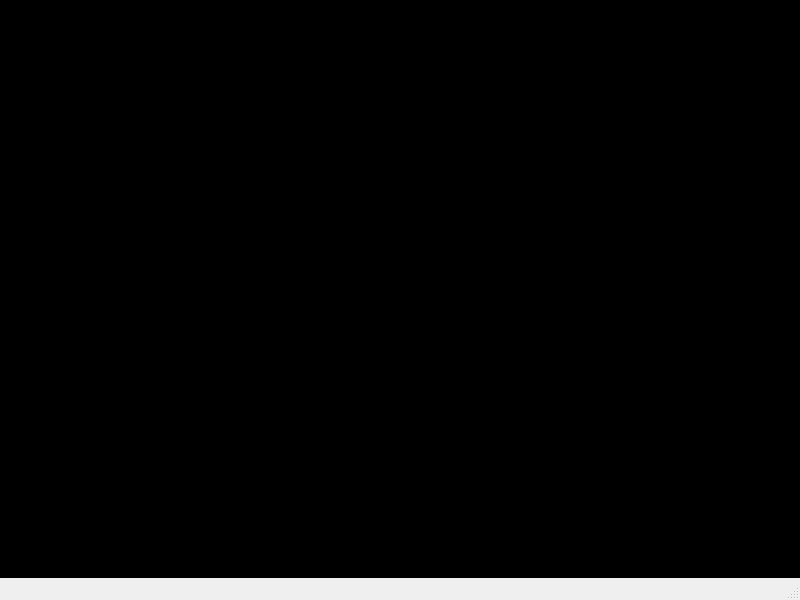
First picture: the form in MLGproject/mainwindow.ui, repository MinhThong14/Cranial-Electrical-Stimulation-Device-Simulator, before the edit.
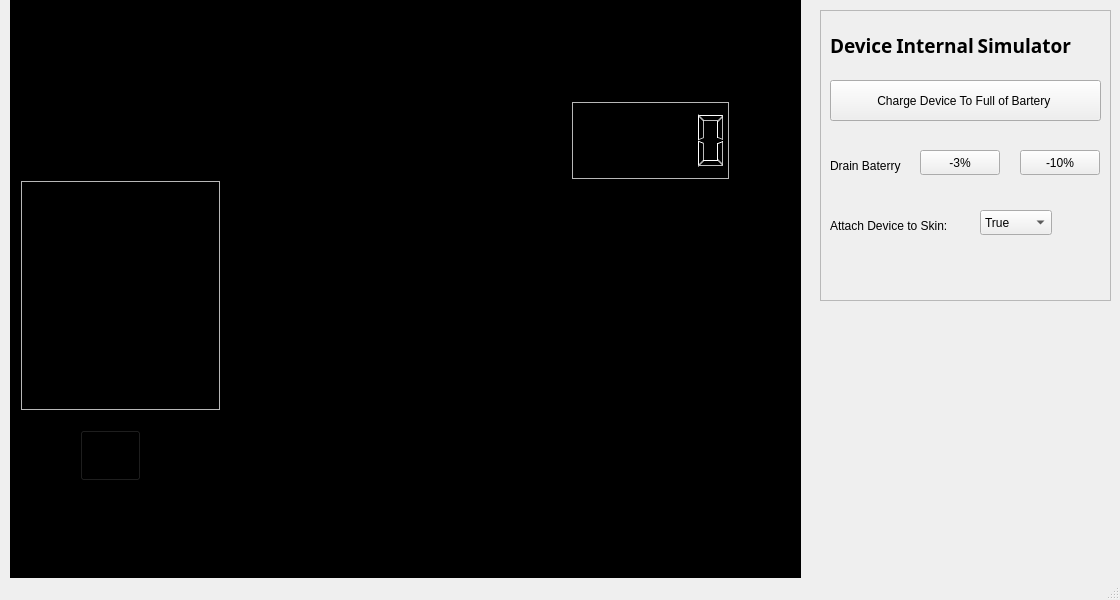
Second picture: the form after the edit. Icons and pictures are not drawn.

Commit message: adding internal controler and history bar to UI

```diff
--- a/MLGproject/mainwindow.ui
+++ b/MLGproject/mainwindow.ui
@@ -6,7 +6,7 @@
    <rect>
     <x>0</x>
     <y>0</y>
-    <width>800</width>
+    <width>1120</width>
     <height>600</height>
    </rect>
   </property>
@@ -17,9 +17,9 @@
    <widget class="QFrame" name="Background">
     <property name="geometry">
      <rect>
-      <x>0</x>
+      <x>10</x>
       <y>0</y>
-      <width>800</width>
+      <width>791</width>
       <height>600</height>
      </rect>
     </property>
@@ -35,8 +35,8 @@
     <widget class="QPushButton" name="onButton">
      <property name="geometry">
       <rect>
-       <x>470</x>
-       <y>475</y>
+       <x>490</x>
+       <y>470</y>
        <width>71</width>
        <height>68</height>
       </rect>
@@ -83,8 +83,8 @@
     <widget class="QLabel" name="onLight">
      <property name="geometry">
       <rect>
-       <x>488</x>
-       <y>462</y>
+       <x>510</x>
+       <y>460</y>
        <width>35</width>
        <height>18</height>
       </rect>
@@ -154,7 +154,7 @@
     <widget class="QPushButton" name="downButton">
      <property name="geometry">
       <rect>
-       <x>380</x>
+       <x>400</x>
        <y>480</y>
        <width>61</width>
        <height>51</height>
@@ -179,10 +179,10 @@
     <widget class="QLabel" name="oasisPro">
      <property name="geometry">
       <rect>
-       <x>460</x>
-       <y>170</y>
-       <width>331</width>
-       <height>201</height>
+       <x>480</x>
+       <y>200</y>
+       <width>301</width>
+       <height>181</height>
       </rect>
      </property>
      <property name="styleSheet">
@@ -605,8 +605,8 @@
     <widget class="QLabel" name="tDCS">
      <property name="geometry">
       <rect>
-       <x>300</x>
-       <y>240</y>
+       <x>270</x>
+       <y>250</y>
        <width>61</width>
        <height>21</height>
       </rect>
@@ -630,7 +630,7 @@
     <widget class="QLabel" name="bar1">
      <property name="geometry">
       <rect>
-       <x>210</x>
+       <x>230</x>
        <y>500</y>
        <width>141</width>
        <height>21</height>
@@ -655,7 +655,7 @@
     <widget class="QLabel" name="bar2">
      <property name="geometry">
       <rect>
-       <x>210</x>
+       <x>230</x>
        <y>470</y>
        <width>141</width>
        <height>21</height>
@@ -680,7 +680,7 @@
     <widget class="QLabel" name="bar3">
      <property name="geometry">
       <rect>
-       <x>210</x>
+       <x>230</x>
        <y>440</y>
        <width>141</width>
        <height>21</height>
@@ -705,7 +705,7 @@
     <widget class="QLabel" name="bar4">
      <property name="geometry">
       <rect>
-       <x>210</x>
+       <x>230</x>
        <y>410</y>
        <width>141</width>
        <height>21</height>
@@ -730,7 +730,7 @@
     <widget class="QLabel" name="bar5">
      <property name="geometry">
       <rect>
-       <x>210</x>
+       <x>230</x>
        <y>380</y>
        <width>141</width>
        <height>21</height>
@@ -755,7 +755,7 @@
     <widget class="QLabel" name="bar6">
      <property name="geometry">
       <rect>
-       <x>210</x>
+       <x>230</x>
        <y>350</y>
        <width>141</width>
        <height>21</height>
@@ -780,7 +780,7 @@
     <widget class="QLabel" name="bar7">
      <property name="geometry">
       <rect>
-       <x>210</x>
+       <x>230</x>
        <y>320</y>
        <width>141</width>
        <height>21</height>
@@ -805,7 +805,7 @@
     <widget class="QLabel" name="bar8">
      <property name="geometry">
       <rect>
-       <x>210</x>
+       <x>230</x>
        <y>290</y>
        <width>141</width>
        <height>21</height>
@@ -830,7 +830,7 @@
     <widget class="QPushButton" name="upButton">
      <property name="geometry">
       <rect>
-       <x>380</x>
+       <x>400</x>
        <y>410</y>
        <width>61</width>
        <height>51</height>
@@ -855,8 +855,8 @@
     <widget class="QLabel" name="INT">
      <property name="geometry">
       <rect>
-       <x>385</x>
-       <y>370</y>
+       <x>400</x>
+       <y>360</y>
        <width>61</width>
        <height>31</height>
       </rect>
@@ -927,7 +927,1122 @@
       <string/>
      </property>
     </widget>
+    <widget class="QLCDNumber" name="lcdNumber">
+     <property name="enabled">
+      <bool>false</bool>
+     </property>
+     <property name="geometry">
+      <rect>
+       <x>560</x>
+       <y>100</y>
+       <width>161</width>
+       <height>81</height>
+      </rect>
+     </property>
+     <property name="font">
+      <font>
+       <family>Noto Sans Adlam</family>
+       <pointsize>16</pointsize>
+       <weight>75</weight>
+       <bold>true</bold>
+      </font>
+     </property>
+     <property name="frameShape">
+      <enum>QFrame::Box</enum>
+     </property>
+     <property name="lineWidth">
+      <number>2</number>
+     </property>
+     <property name="midLineWidth">
+      <number>1</number>
+     </property>
+     <property name="smallDecimalPoint">
+      <bool>false</bool>
+     </property>
+     <property name="segmentStyle">
+      <enum>QLCDNumber::Outline</enum>
+     </property>
+    </widget>
+    <widget class="QListWidget" name="historyWidget">
+     <property name="geometry">
+      <rect>
+       <x>10</x>
+       <y>180</y>
+       <width>201</width>
+       <height>231</height>
+      </rect>
+     </property>
+     <property name="frameShape">
+      <enum>QFrame::Box</enum>
+     </property>
+     <property name="frameShadow">
+      <enum>QFrame::Sunken</enum>
+     </property>
+     <property name="midLineWidth">
+      <number>1</number>
+     </property>
+    </widget>
+    <widget class="QCheckBox" name="checkBox">
+     <property name="geometry">
+      <rect>
+       <x>510</x>
+       <y>410</y>
+       <width>261</width>
+       <height>31</height>
+      </rect>
+     </property>
+     <property name="palette">
+      <palette>
+       <active>
+        <colorrole role="WindowText">
+         <brush brushstyle="SolidPattern">
+          <color alpha="255">
+           <red>255</red>
+           <green>255</green>
+           <blue>255</blue>
+          </color>
+         </brush>
+        </colorrole>
+        <colorrole role="Button">
+         <brush brushstyle="SolidPattern">
+          <color alpha="255">
+           <red>255</red>
+           <green>255</green>
+           <blue>255</blue>
+          </color>
+         </brush>
+        </colorrole>
+        <colorrole role="Light">
+         <brush brushstyle="SolidPattern">
+          <color alpha="255">
+           <red>255</red>
+           <green>255</green>
+           <blue>255</blue>
+          </color>
+         </brush>
+        </colorrole>
+        <colorrole role="Midlight">
+         <brush brushstyle="SolidPattern">
+          <color alpha="255">
+           <red>255</red>
+           <green>255</green>
+           <blue>255</blue>
+          </color>
+         </brush>
+        </colorrole>
+        <colorrole role="Dark">
+         <brush brushstyle="SolidPattern">
+          <color alpha="255">
+           <red>127</red>
+           <green>127</green>
+           <blue>127</blue>
+          </color>
+         </brush>
+        </colorrole>
+        <colorrole role="Mid">
+         <brush brushstyle="SolidPattern">
+          <color alpha="255">
+           <red>170</red>
+           <green>170</green>
+           <blue>170</blue>
+          </color>
+         </brush>
+        </colorrole>
+        <colorrole role="Text">
+         <brush brushstyle="SolidPattern">
+          <color alpha="255">
+           <red>0</red>
+           <green>0</green>
+           <blue>0</blue>
+          </color>
+         </brush>
+        </colorrole>
+        <colorrole role="BrightText">
+         <brush brushstyle="SolidPattern">
+          <color alpha="255">
+           <red>255</red>
+           <green>255</green>
+           <blue>255</blue>
+          </color>
+         </brush>
+        </colorrole>
+        <colorrole role="ButtonText">
+         <brush brushstyle="SolidPattern">
+          <color alpha="255">
+           <red>0</red>
+           <green>0</green>
+           <blue>0</blue>
+          </color>
+         </brush>
+        </colorrole>
+        <colorrole role="Base">
+         <brush brushstyle="SolidPattern">
+          <color alpha="255">
+           <red>255</red>
+           <green>255</green>
+           <blue>255</blue>
+          </color>
+         </brush>
+        </colorrole>
+        <colorrole role="Window">
+         <brush brushstyle="SolidPattern">
+          <color alpha="255">
+           <red>255</red>
+           <green>255</green>
+           <blue>255</blue>
+          </color>
+         </brush>
+        </colorrole>
+        <colorrole role="Shadow">
+         <brush brushstyle="SolidPattern">
+          <color alpha="255">
+           <red>255</red>
+           <green>255</green>
+           <blue>255</blue>
+          </color>
+         </brush>
+        </colorrole>
+        <colorrole role="AlternateBase">
+         <brush brushstyle="SolidPattern">
+          <color alpha="255">
+           <red>255</red>
+           <green>255</green>
+           <blue>255</blue>
+          </color>
+         </brush>
+        </colorrole>
+        <colorrole role="ToolTipBase">
+         <brush brushstyle="SolidPattern">
+          <color alpha="255">
+           <red>255</red>
+           <green>255</green>
+           <blue>220</blue>
+          </color>
+         </brush>
+        </colorrole>
+        <colorrole role="ToolTipText">
+         <brush brushstyle="SolidPattern">
+          <color alpha="255">
+           <red>0</red>
+           <green>0</green>
+           <blue>0</blue>
+          </color>
+         </brush>
+        </colorrole>
+        <colorrole role="PlaceholderText">
+         <brush brushstyle="SolidPattern">
+          <color alpha="128">
+           <red>0</red>
+           <green>0</green>
+           <blue>0</blue>
+          </color>
+         </brush>
+        </colorrole>
+       </active>
+       <inactive>
+        <colorrole role="WindowText">
+         <brush brushstyle="SolidPattern">
+          <color alpha="255">
+           <red>0</red>
+           <green>0</green>
+           <blue>0</blue>
+          </color>
+         </brush>
+        </colorrole>
+        <colorrole role="Button">
+         <brush brushstyle="SolidPattern">
+          <color alpha="255">
+           <red>255</red>
+           <green>255</green>
+           <blue>255</blue>
+          </color>
+         </brush>
+        </colorrole>
+        <colorrole role="Light">
+         <brush brushstyle="SolidPattern">
+          <color alpha="255">
+           <red>255</red>
+           <green>255</green>
+           <blue>255</blue>
+          </color>
+         </brush>
+        </colorrole>
+        <colorrole role="Midlight">
+         <brush brushstyle="SolidPattern">
+          <color alpha="255">
+           <red>255</red>
+           <green>255</green>
+           <blue>255</blue>
+          </color>
+         </brush>
+        </colorrole>
+        <colorrole role="Dark">
+         <brush brushstyle="SolidPattern">
+          <color alpha="255">
+           <red>127</red>
+           <green>127</green>
+           <blue>127</blue>
+          </color>
+         </brush>
+        </colorrole>
+        <colorrole role="Mid">
+         <brush brushstyle="SolidPattern">
+          <color alpha="255">
+           <red>170</red>
+           <green>170</green>
+           <blue>170</blue>
+          </color>
+         </brush>
+        </colorrole>
+        <colorrole role="Text">
+         <brush brushstyle="SolidPattern">
+          <color alpha="255">
+           <red>0</red>
+           <green>0</green>
+           <blue>0</blue>
+          </color>
+         </brush>
+        </colorrole>
+        <colorrole role="BrightText">
+         <brush brushstyle="SolidPattern">
+          <color alpha="255">
+           <red>255</red>
+           <green>255</green>
+           <blue>255</blue>
+          </color>
+         </brush>
+        </colorrole>
+        <colorrole role="ButtonText">
+         <brush brushstyle="SolidPattern">
+          <color alpha="255">
+           <red>0</red>
+           <green>0</green>
+           <blue>0</blue>
+          </color>
+         </brush>
+        </colorrole>
+        <colorrole role="Base">
+         <brush brushstyle="SolidPattern">
+          <color alpha="255">
+           <red>255</red>
+           <green>255</green>
+           <blue>255</blue>
+          </color>
+         </brush>
+        </colorrole>
+        <colorrole role="Window">
+         <brush brushstyle="SolidPattern">
+          <color alpha="255">
+           <red>255</red>
+           <green>255</green>
+           <blue>255</blue>
+          </color>
+         </brush>
+        </colorrole>
+        <colorrole role="Shadow">
+         <brush brushstyle="SolidPattern">
+          <color alpha="255">
+           <red>255</red>
+           <green>255</green>
+           <blue>255</blue>
+          </color>
+         </brush>
+        </colorrole>
+        <colorrole role="AlternateBase">
+         <brush brushstyle="SolidPattern">
+          <color alpha="255">
+           <red>255</red>
+           <green>255</green>
+           <blue>255</blue>
+          </color>
+         </brush>
+        </colorrole>
+        <colorrole role="ToolTipBase">
+         <brush brushstyle="SolidPattern">
+          <color alpha="255">
+           <red>255</red>
+           <green>255</green>
+           <blue>220</blue>
+          </color>
+         </brush>
+        </colorrole>
+        <colorrole role="ToolTipText">
+         <brush brushstyle="SolidPattern">
+          <color alpha="255">
+           <red>0</red>
+           <green>0</green>
+           <blue>0</blue>
+          </color>
+         </brush>
+        </colorrole>
+        <colorrole role="PlaceholderText">
+         <brush brushstyle="SolidPattern">
+          <color alpha="128">
+           <red>0</red>
+           <green>0</green>
+           <blue>0</blue>
+          </color>
+         </brush>
+        </colorrole>
+       </inactive>
+       <disabled>
+        <colorrole role="WindowText">
+         <brush brushstyle="SolidPattern">
+          <color alpha="255">
+           <red>127</red>
+           <green>127</green>
+           <blue>127</blue>
+          </color>
+         </brush>
+        </colorrole>
+        <colorrole role="Button">
+         <brush brushstyle="SolidPattern">
+          <color alpha="255">
+           <red>255</red>
+           <green>255</green>
+           <blue>255</blue>
+          </color>
+         </brush>
+        </colorrole>
+        <colorrole role="Light">
+         <brush brushstyle="SolidPattern">
+          <color alpha="255">
+           <red>255</red>
+           <green>255</green>
+           <blue>255</blue>
+          </color>
+         </brush>
+        </colorrole>
+        <colorrole role="Midlight">
+         <brush brushstyle="SolidPattern">
+          <color alpha="255">
+           <red>255</red>
+           <green>255</green>
+           <blue>255</blue>
+          </color>
+         </brush>
+        </colorrole>
+        <colorrole role="Dark">
+         <brush brushstyle="SolidPattern">
+          <color alpha="255">
+           <red>127</red>
+           <green>127</green>
+           <blue>127</blue>
+          </color>
+         </brush>
+        </colorrole>
+        <colorrole role="Mid">
+         <brush brushstyle="SolidPattern">
+          <color alpha="255">
+           <red>170</red>
+           <green>170</green>
+           <blue>170</blue>
+          </color>
+         </brush>
+        </colorrole>
+        <colorrole role="Text">
+         <brush brushstyle="SolidPattern">
+          <color alpha="255">
+           <red>127</red>
+           <green>127</green>
+           <blue>127</blue>
+          </color>
+         </brush>
+        </colorrole>
+        <colorrole role="BrightText">
+         <brush brushstyle="SolidPattern">
+          <color alpha="255">
+           <red>255</red>
+           <green>255</green>
+           <blue>255</blue>
+          </color>
+         </brush>
+        </colorrole>
+        <colorrole role="ButtonText">
+         <brush brushstyle="SolidPattern">
+          <color alpha="255">
+           <red>127</red>
+           <green>127</green>
+           <blue>127</blue>
+          </color>
+         </brush>
+        </colorrole>
+        <colorrole role="Base">
+         <brush brushstyle="SolidPattern">
+          <color alpha="255">
+           <red>255</red>
+           <green>255</green>
+           <blue>255</blue>
+          </color>
+         </brush>
+        </colorrole>
+        <colorrole role="Window">
+         <brush brushstyle="SolidPattern">
+          <color alpha="255">
+           <red>255</red>
+           <green>255</green>
+           <blue>255</blue>
+          </color>
+         </brush>
+        </colorrole>
+        <colorrole role="Shadow">
+         <brush brushstyle="SolidPattern">
+          <color alpha="255">
+           <red>255</red>
+           <green>255</green>
+           <blue>255</blue>
+          </color>
+         </brush>
+        </colorrole>
+        <colorrole role="AlternateBase">
+         <brush brushstyle="SolidPattern">
+          <color alpha="255">
+           <red>255</red>
+           <green>255</green>
+           <blue>255</blue>
+          </color>
+         </brush>
+        </colorrole>
+        <colorrole role="ToolTipBase">
+         <brush brushstyle="SolidPattern">
+          <color alpha="255">
+           <red>255</red>
+           <green>255</green>
+           <blue>220</blue>
+          </color>
+         </brush>
+        </colorrole>
+        <colorrole role="ToolTipText">
+         <brush brushstyle="SolidPattern">
+          <color alpha="255">
+           <red>0</red>
+           <green>0</green>
+           <blue>0</blue>
+          </color>
+         </brush>
+        </colorrole>
+        <colorrole role="PlaceholderText">
+         <brush brushstyle="SolidPattern">
+          <color alpha="128">
+           <red>0</red>
+           <green>0</green>
+           <blue>0</blue>
+          </color>
+         </brush>
+        </colorrole>
+       </disabled>
+      </palette>
+     </property>
+     <property name="font">
+      <font>
+       <family>Noto Sans Adlam</family>
+       <pointsize>12</pointsize>
+       <weight>75</weight>
+       <bold>true</bold>
+      </font>
+     </property>
+     <property name="autoFillBackground">
+      <bool>false</bool>
+     </property>
+     <property name="text">
+      <string>Add treatment to history</string>
+     </property>
+    </widget>
+    <widget class="QPushButton" name="historyButton">
+     <property name="geometry">
+      <rect>
+       <x>70</x>
+       <y>430</y>
+       <width>61</width>
+       <height>51</height>
+      </rect>
+     </property>
+     <property name="palette">
+      <palette>
+       <active>
+        <colorrole role="WindowText">
+         <brush brushstyle="SolidPattern">
+          <color alpha="255">
+           <red>0</red>
+           <green>0</green>
+           <blue>0</blue>
+          </color>
+         </brush>
+        </colorrole>
+        <colorrole role="Button">
+         <brush brushstyle="SolidPattern">
+          <color alpha="255">
+           <red>255</red>
+           <green>255</green>
+           <blue>255</blue>
+          </color>
+         </brush>
+        </colorrole>
+        <colorrole role="Light">
+         <brush brushstyle="SolidPattern">
+          <color alpha="255">
+           <red>255</red>
+           <green>255</green>
+           <blue>255</blue>
+          </color>
+         </brush>
+        </colorrole>
+        <colorrole role="Midlight">
+         <brush brushstyle="SolidPattern">
+          <color alpha="255">
+           <red>255</red>
+           <green>255</green>
+           <blue>255</blue>
+          </color>
+         </brush>
+        </colorrole>
+        <colorrole role="Dark">
+         <brush brushstyle="SolidPattern">
+          <color alpha="255">
+           <red>127</red>
+           <green>127</green>
+           <blue>127</blue>
+          </color>
+         </brush>
+        </colorrole>
+        <colorrole role="Mid">
+         <brush brushstyle="SolidPattern">
+          <color alpha="255">
+           <red>170</red>
+           <green>170</green>
+           <blue>170</blue>
+          </color>
+         </brush>
+        </colorrole>
+        <colorrole role="Text">
+         <brush brushstyle="SolidPattern">
+          <color alpha="255">
+           <red>0</red>
+           <green>0</green>
+           <blue>0</blue>
+          </color>
+         </brush>
+        </colorrole>
+        <colorrole role="BrightText">
+         <brush brushstyle="SolidPattern">
+          <color alpha="255">
+           <red>255</red>
+           <green>255</green>
+           <blue>255</blue>
+          </color>
+         </brush>
+        </colorrole>
+        <colorrole role="ButtonText">
+         <brush brushstyle="SolidPattern">
+          <color alpha="255">
+           <red>0</red>
+           <green>0</green>
+           <blue>0</blue>
+          </color>
+         </brush>
+        </colorrole>
+        <colorrole role="Base">
+         <brush brushstyle="SolidPattern">
+          <color alpha="255">
+           <red>255</red>
+           <green>255</green>
+           <blue>255</blue>
+          </color>
+         </brush>
+        </colorrole>
+        <colorrole role="Window">
+         <brush brushstyle="SolidPattern">
+          <color alpha="255">
+           <red>255</red>
+           <green>255</green>
+           <blue>255</blue>
+          </color>
+         </brush>
+        </colorrole>
+        <colorrole role="Shadow">
+         <brush brushstyle="SolidPattern">
+          <color alpha="255">
+           <red>0</red>
+           <green>0</green>
+           <blue>0</blue>
+          </color>
+         </brush>
+        </colorrole>
+        <colorrole role="AlternateBase">
+         <brush brushstyle="SolidPattern">
+          <color alpha="255">
+           <red>255</red>
+           <green>255</green>
+           <blue>255</blue>
+          </color>
+         </brush>
+        </colorrole>
+        <colorrole role="ToolTipBase">
+         <brush brushstyle="SolidPattern">
+          <color alpha="255">
+           <red>255</red>
+           <green>255</green>
+           <blue>220</blue>
+          </color>
+         </brush>
+        </colorrole>
+        <colorrole role="ToolTipText">
+         <brush brushstyle="SolidPattern">
+          <color alpha="255">
+           <red>0</red>
+           <green>0</green>
+           <blue>0</blue>
+          </color>
+         </brush>
+        </colorrole>
+        <colorrole role="PlaceholderText">
+         <brush brushstyle="SolidPattern">
+          <color alpha="128">
+           <red>0</red>
+           <green>0</green>
+           <blue>0</blue>
+          </color>
+         </brush>
+        </colorrole>
+       </active>
+       <inactive>
+        <colorrole role="WindowText">
+         <brush brushstyle="SolidPattern">
+          <color alpha="255">
+           <red>0</red>
+           <green>0</green>
+           <blue>0</blue>
+          </color>
+         </brush>
+        </colorrole>
+        <colorrole role="Button">
+         <brush brushstyle="SolidPattern">
+          <color alpha="255">
+           <red>255</red>
+           <green>255</green>
+           <blue>255</blue>
+          </color>
+         </brush>
+        </colorrole>
+        <colorrole role="Light">
+         <brush brushstyle="SolidPattern">
+          <color alpha="255">
+           <red>255</red>
+           <green>255</green>
+           <blue>255</blue>
+          </color>
+         </brush>
+        </colorrole>
+        <colorrole role="Midlight">
+         <brush brushstyle="SolidPattern">
+          <color alpha="255">
+           <red>255</red>
+           <green>255</green>
+           <blue>255</blue>
+          </color>
+         </brush>
+        </colorrole>
+        <colorrole role="Dark">
+         <brush brushstyle="SolidPattern">
+          <color alpha="255">
+           <red>127</red>
+           <green>127</green>
+           <blue>127</blue>
+          </color>
+         </brush>
+        </colorrole>
+        <colorrole role="Mid">
+         <brush brushstyle="SolidPattern">
+          <color alpha="255">
+           <red>170</red>
+           <green>170</green>
+           <blue>170</blue>
+          </color>
+         </brush>
+        </colorrole>
+        <colorrole role="Text">
+         <brush brushstyle="SolidPattern">
+          <color alpha="255">
+           <red>0</red>
+           <green>0</green>
+           <blue>0</blue>
+          </color>
+         </brush>
+        </colorrole>
+        <colorrole role="BrightText">
+         <brush brushstyle="SolidPattern">
+          <color alpha="255">
+           <red>255</red>
+           <green>255</green>
+           <blue>255</blue>
+          </color>
+         </brush>
+        </colorrole>
+        <colorrole role="ButtonText">
+         <brush brushstyle="SolidPattern">
+          <color alpha="255">
+           <red>0</red>
+           <green>0</green>
+           <blue>0</blue>
+          </color>
+         </brush>
+        </colorrole>
+        <colorrole role="Base">
+         <brush brushstyle="SolidPattern">
+          <color alpha="255">
+           <red>255</red>
+           <green>255</green>
+           <blue>255</blue>
+          </color>
+         </brush>
+        </colorrole>
+        <colorrole role="Window">
+         <brush brushstyle="SolidPattern">
+          <color alpha="255">
+           <red>255</red>
+           <green>255</green>
+           <blue>255</blue>
+          </color>
+         </brush>
+        </colorrole>
+        <colorrole role="Shadow">
+         <brush brushstyle="SolidPattern">
+          <color alpha="255">
+           <red>0</red>
+           <green>0</green>
+           <blue>0</blue>
+          </color>
+         </brush>
+        </colorrole>
+        <colorrole role="AlternateBase">
+         <brush brushstyle="SolidPattern">
+          <color alpha="255">
+           <red>255</red>
+           <green>255</green>
+           <blue>255</blue>
+          </color>
+         </brush>
+        </colorrole>
+        <colorrole role="ToolTipBase">
+         <brush brushstyle="SolidPattern">
+          <color alpha="255">
+           <red>255</red>
+           <green>255</green>
+           <blue>220</blue>
+          </color>
+         </brush>
+        </colorrole>
+        <colorrole role="ToolTipText">
+         <brush brushstyle="SolidPattern">
+          <color alpha="255">
+           <red>0</red>
+           <green>0</green>
+           <blue>0</blue>
+          </color>
+         </brush>
+        </colorrole>
+        <colorrole role="PlaceholderText">
+         <brush brushstyle="SolidPattern">
+          <color alpha="128">
+           <red>0</red>
+           <green>0</green>
+           <blue>0</blue>
+          </color>
+         </brush>
+        </colorrole>
+       </inactive>
+       <disabled>
+        <colorrole role="WindowText">
+         <brush brushstyle="SolidPattern">
+          <color alpha="255">
+           <red>127</red>
+           <green>127</green>
+           <blue>127</blue>
+          </color>
+         </brush>
+        </colorrole>
+        <colorrole role="Button">
+         <brush brushstyle="SolidPattern">
+          <color alpha="255">
+           <red>255</red>
+           <green>255</green>
+           <blue>255</blue>
+          </color>
+         </brush>
+        </colorrole>
+        <colorrole role="Light">
+         <brush brushstyle="SolidPattern">
+          <color alpha="255">
+           <red>255</red>
+           <green>255</green>
+           <blue>255</blue>
+          </color>
+         </brush>
+        </colorrole>
+        <colorrole role="Midlight">
+         <brush brushstyle="SolidPattern">
+          <color alpha="255">
+           <red>255</red>
+           <green>255</green>
+           <blue>255</blue>
+          </color>
+         </brush>
+        </colorrole>
+        <colorrole role="Dark">
+         <brush brushstyle="SolidPattern">
+          <color alpha="255">
+           <red>127</red>
+           <green>127</green>
+           <blue>127</blue>
+          </color>
+         </brush>
+        </colorrole>
+        <colorrole role="Mid">
+         <brush brushstyle="SolidPattern">
+          <color alpha="255">
+           <red>170</red>
+           <green>170</green>
+           <blue>170</blue>
+          </color>
+         </brush>
+        </colorrole>
+        <colorrole role="Text">
+         <brush brushstyle="SolidPattern">
+          <color alpha="255">
+           <red>127</red>
+           <green>127</green>
+           <blue>127</blue>
+          </color>
+         </brush>
+        </colorrole>
+        <colorrole role="BrightText">
+         <brush brushstyle="SolidPattern">
+          <color alpha="255">
+           <red>255</red>
+           <green>255</green>
+           <blue>255</blue>
+          </color>
+         </brush>
+        </colorrole>
+        <colorrole role="ButtonText">
+         <brush brushstyle="SolidPattern">
+          <color alpha="255">
+           <red>127</red>
+           <green>127</green>
+           <blue>127</blue>
+          </color>
+         </brush>
+        </colorrole>
+        <colorrole role="Base">
+         <brush brushstyle="SolidPattern">
+          <color alpha="255">
+           <red>255</red>
+           <green>255</green>
+           <blue>255</blue>
+          </color>
+         </brush>
+        </colorrole>
+        <colorrole role="Window">
+         <brush brushstyle="SolidPattern">
+          <color alpha="255">
+           <red>255</red>
+           <green>255</green>
+           <blue>255</blue>
+          </color>
+         </brush>
+        </colorrole>
+        <colorrole role="Shadow">
+         <brush brushstyle="SolidPattern">
+          <color alpha="255">
+           <red>0</red>
+           <green>0</green>
+           <blue>0</blue>
+          </color>
+         </brush>
+        </colorrole>
+        <colorrole role="AlternateBase">
+         <brush brushstyle="SolidPattern">
+          <color alpha="255">
+           <red>255</red>
+           <green>255</green>
+           <blue>255</blue>
+          </color>
+         </brush>
+        </colorrole>
+        <colorrole role="ToolTipBase">
+         <brush brushstyle="SolidPattern">
+          <color alpha="255">
+           <red>255</red>
+           <green>255</green>
+           <blue>220</blue>
+          </color>
+         </brush>
+        </colorrole>
+        <colorrole role="ToolTipText">
+         <brush brushstyle="SolidPattern">
+          <color alpha="255">
+           <red>0</red>
+           <green>0</green>
+           <blue>0</blue>
+          </color>
+         </brush>
+        </colorrole>
+        <colorrole role="PlaceholderText">
+         <brush brushstyle="SolidPattern">
+          <color alpha="128">
+           <red>0</red>
+           <green>0</green>
+           <blue>0</blue>
+          </color>
+         </brush>
+        </colorrole>
+       </disabled>
+      </palette>
+     </property>
+     <property name="styleSheet">
+      <string notr="true"/>
+     </property>
+     <property name="text">
+      <string/>
+     </property>
+    </widget>
    </widget>
+   <widget class="QFrame" name="Background_2">
+    <property name="geometry">
+     <rect>
+      <x>820</x>
+      <y>10</y>
+      <width>291</width>
+      <height>291</height>
+     </rect>
+    </property>
+    <property name="layoutDirection">
+     <enum>Qt::RightToLeft</enum>
+    </property>
+    <property name="styleSheet">
+     <string notr="true"/>
+    </property>
+    <property name="frameShape">
+     <enum>QFrame::StyledPanel</enum>
+    </property>
+    <property name="frameShadow">
+     <enum>QFrame::Raised</enum>
+    </property>
+    <widget class="QPushButton" name="chargeDeviceButton">
+     <property name="geometry">
+      <rect>
+       <x>10</x>
+       <y>70</y>
+       <width>271</width>
+       <height>41</height>
+      </rect>
+     </property>
+     <property name="text">
+      <string>Charge Device To Full of Bartery </string>
+     </property>
+    </widget>
+    <widget class="QLabel" name="background2Label">
+     <property name="geometry">
+      <rect>
+       <x>10</x>
+       <y>10</y>
+       <width>281</width>
+       <height>51</height>
+      </rect>
+     </property>
+     <property name="font">
+      <font>
+       <family>Noto Sans Adlam</family>
+       <pointsize>14</pointsize>
+       <weight>75</weight>
+       <bold>true</bold>
+      </font>
+     </property>
+     <property name="text">
+      <string>Device Internal Simulator</string>
+     </property>
+    </widget>
+    <widget class="QLabel" name="drainBatteryLabel">
+     <property name="geometry">
+      <rect>
+       <x>10</x>
+       <y>140</y>
+       <width>81</width>
+       <height>31</height>
+      </rect>
+     </property>
+     <property name="text">
+      <string>Drain Baterry</string>
+     </property>
+    </widget>
+    <widget class="QPushButton" name="drainBattery1">
+     <property name="geometry">
+      <rect>
+       <x>100</x>
+       <y>140</y>
+       <width>80</width>
+       <height>25</height>
+      </rect>
+     </property>
+     <property name="text">
+      <string>-3%</string>
+     </property>
+    </widget>
+    <widget class="QPushButton" name="pushButton">
+     <property name="geometry">
+      <rect>
+       <x>200</x>
+       <y>140</y>
+       <width>80</width>
+       <height>25</height>
+      </rect>
+     </property>
+     <property name="text">
+      <string>-10%</string>
+     </property>
+    </widget>
+    <widget class="QLabel" name="attachToSkinLabel">
+     <property name="geometry">
+      <rect>
+       <x>10</x>
+       <y>200</y>
+       <width>141</width>
+       <height>31</height>
+      </rect>
+     </property>
+     <property name="layoutDirection">
+      <enum>Qt::LeftToRight</enum>
+     </property>
+     <property name="text">
+      <string>Attach Device to Skin:</string>
+     </property>
+    </widget>
+    <widget class="QComboBox" name="contackSkinDropbox">
+     <property name="geometry">
+      <rect>
+       <x>160</x>
+       <y>200</y>
+       <width>72</width>
+       <height>25</height>
+      </rect>
+     </property>
+     <property name="layoutDirection">
+      <enum>Qt::LeftToRight</enum>
+     </property>
+     <item>
+      <property name="text">
+       <string>True</string>
+      </property>
+     </item>
+     <item>
+      <property name="text">
+       <string>False</string>
+      </property>
+     </item>
+    </widget>
+   </widget>
+   <zorder>Background_2</zorder>
+   <zorder>Background</zorder>
   </widget>
   <widget class="QMenuBar" name="menubar">
    <property name="geometry">
```
Left out of the diff: 2 changed lines with no effect on the pictures. The commit also changes 1 other file.
